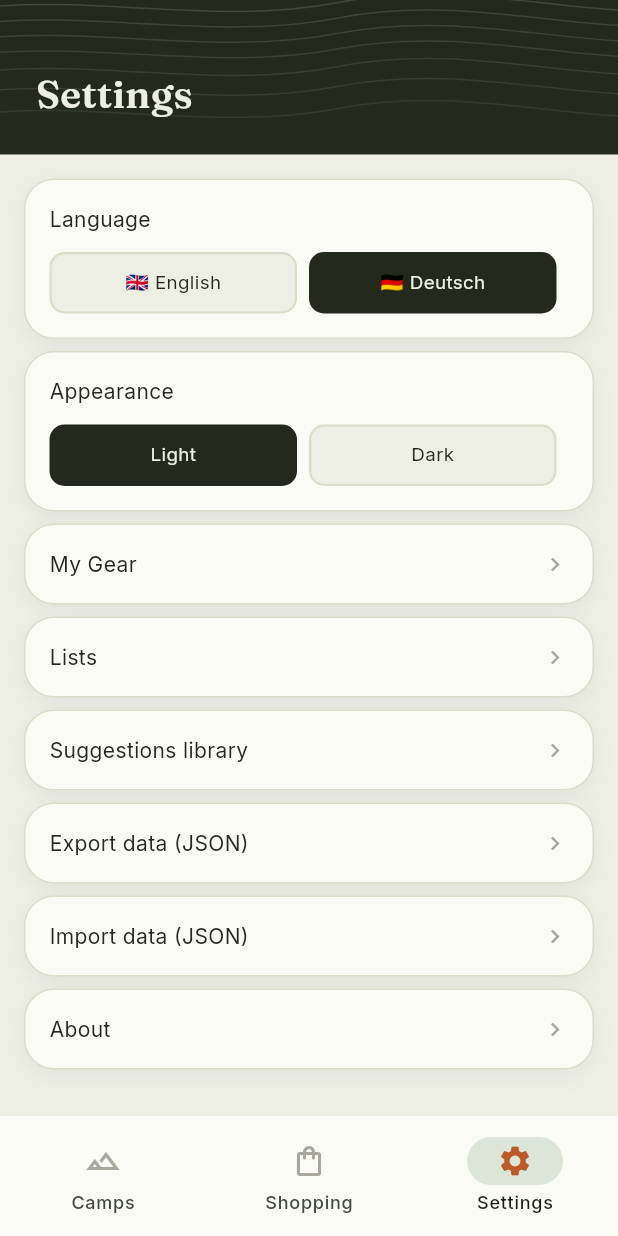
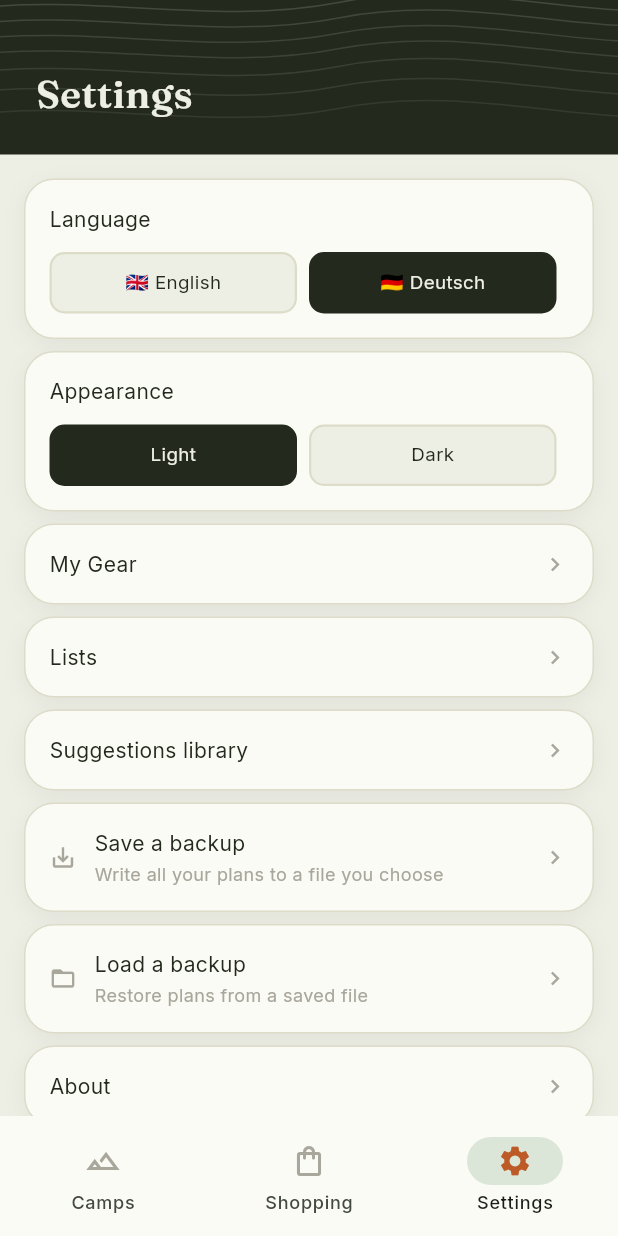
Before and after one commit to jubgyd/camping_gear_planner, a Flutter app: the screen it shows after launch, item 3 of the bottom bar chosen, on a phone screen of 412 x 824 dp. Run offline on Flutter 3.47's test engine with Material 3 defaults, Android fonts, the phone set to English and light mode, and no system bars; our stand-ins replace file_picker, flutter_riverpod, google_fonts, shared_preferences.

Commit message:
Add friendly Save/Load to file for plans
Surface the previously hidden JSON export/import as plain-language
"Save a backup" / "Load a backup". Extract the shared logic into
util/backup.dart and add per-trip "Save plan to file" (writes an
AppData with just that trip; loads back via merge).

- Camps screen: round backup button (Save/Load menu) next to +
- Settings: renamed rows with subtitles + icons
- Trip detail menu: "Save plan to file"

One test added for the single-trip save->load round-trip.

Co-Authored-By: Claude Opus 4.8 <noreply@anthropic.com>

```diff
--- a/lib/screens/settings_screen.dart
+++ b/lib/screens/settings_screen.dart
@@ -1,16 +1,10 @@
-import 'dart:convert';
-import 'dart:typed_data';
-
-import 'package:file_picker/file_picker.dart';
-import 'package:flutter/foundation.dart' show kIsWeb;
 import 'package:flutter/material.dart';
 import 'package:flutter_riverpod/flutter_riverpod.dart';
 
-import '../models/app_data.dart';
 import '../state/app_controller.dart';
 import '../theme/app_palette.dart';
 import '../theme/app_text.dart';
-import '../util/file_access.dart';
+import '../util/backup.dart';
 import '../util/motion.dart';
 import '../widgets/contour_header.dart';
 import '../widgets/ui_kit.dart';
@@ -80,12 +74,16 @@ class SettingsScreen extends ConsumerWidget {
                     ),
                     const SizedBox(height: 8),
                     _ActionRow(
-                        label: 'Export data (JSON)',
-                        onTap: () => _export(context, ref)),
+                        label: 'Save a backup',
+                        subtitle: 'Write all your plans to a file you choose',
+                        icon: Icons.save_alt,
+                        onTap: () => saveBackup(context, ref)),
                     const SizedBox(height: 8),
                     _ActionRow(
-                        label: 'Import data (JSON)',
-                        onTap: () => _import(context, ref)),
+                        label: 'Load a backup',
+                        subtitle: 'Restore plans from a saved file',
+                        icon: Icons.folder_open,
+                        onTap: () => loadBackup(context, ref)),
                     const SizedBox(height: 8),
                     _ActionRow(
                       label: 'About',
@@ -109,72 +107,6 @@ class SettingsScreen extends ConsumerWidget {
     );
   }
 
-  Future<void> _export(BuildContext context, WidgetRef ref) async {
-    final data = ref.read(appDataProvider).valueOrNull;
-    if (data == null) return;
-    final json = const JsonEncoder.withIndent('  ').convert(data.toJson());
-    final path = await FilePicker.platform.saveFile(
-      dialogTitle: 'Export Camp Gear data',
-      fileName: 'camp_gear_backup.json',
-      bytes: Uint8List.fromList(utf8.encode(json)),
-    );
-    if (path == null) return;
-    if (!kIsWeb && !isMobilePlatform) await saveTextFile(path, json);
-    if (context.mounted) {
-      ScaffoldMessenger.of(context)
-          .showSnackBar(const SnackBar(content: Text('Data exported')));
-    }
-  }
-
-  Future<void> _import(BuildContext context, WidgetRef ref) async {
-    final result = await FilePicker.platform.pickFiles(
-        type: FileType.custom, allowedExtensions: ['json'], withData: true);
-    final file = result?.files.firstOrNull;
-    if (file == null) return;
-
-    AppData incoming;
-    try {
-      final raw = file.bytes != null
-          ? utf8.decode(file.bytes!)
-          : await readTextFile(file.path!);
-      incoming = AppData.fromJson(jsonDecode(raw) as Map<String, dynamic>);
-    } catch (_) {
-      if (context.mounted) {
-        ScaffoldMessenger.of(context).showSnackBar(
-            const SnackBar(content: Text('Invalid or malformed JSON file')));
-      }
-      return;
-    }
-    if (!context.mounted) return;
-
-    final mode = await showDialog<String>(
-      context: context,
-      builder: (ctx) => AlertDialog(
-        title: const Text('Import mode'),
-        content: const Text(
-            'Replace all wipes current data. Merge adds trips/templates by id and skips duplicates.'),
-        actions: [
-          TextButton(onPressed: () => Navigator.pop(ctx), child: const Text('Cancel')),
-          TextButton(
-              onPressed: () => Navigator.pop(ctx, 'merge'), child: const Text('Merge')),
-          FilledButton(
-              onPressed: () => Navigator.pop(ctx, 'replace'),
-              child: const Text('Replace all')),
-        ],
-      ),
-    );
-    if (mode == null) return;
-
-    final c = ref.read(appDataProvider.notifier);
-    final count = mode == 'replace'
-        ? await c.replaceAll(incoming)
-        : await c.mergeFrom(incoming);
-    if (context.mounted) {
-      ScaffoldMessenger.of(context).showSnackBar(SnackBar(
-          content: Text(
-              mode == 'replace' ? 'Replaced with $count trips' : 'Merged $count new trips')));
-    }
-  }
 }
 
 class _CardSection extends StatelessWidget {
@@ -239,9 +171,16 @@ class _SegRow extends StatelessWidget {
 }
 
 class _ActionRow extends StatelessWidget {
-  const _ActionRow({required this.label, required this.onTap});
+  const _ActionRow({
+    required this.label,
+    required this.onTap,
+    this.subtitle,
+    this.icon,
+  });
   final String label;
   final VoidCallback onTap;
+  final String? subtitle;
+  final IconData? icon;
 
   @override
   Widget build(BuildContext context) {
@@ -250,9 +189,23 @@ class _ActionRow extends StatelessWidget {
       onTap: onTap,
       padding: const EdgeInsets.symmetric(horizontal: 16, vertical: 16),
       child: Row(
-        mainAxisAlignment: MainAxisAlignment.spaceBetween,
         children: [
-          Text(label, style: AppText.body(14, color: p.ink)),
+          if (icon != null) ...[
+            Icon(icon, size: 18, color: p.slate),
+            const SizedBox(width: 12),
+          ],
+          Expanded(
+            child: Column(
+              crossAxisAlignment: CrossAxisAlignment.start,
+              children: [
+                Text(label, style: AppText.body(14, color: p.ink)),
+                if (subtitle != null) ...[
+                  const SizedBox(height: 2),
+                  Text(subtitle!, style: AppText.body(12, color: p.slate)),
+                ],
+              ],
+            ),
+          ),
           Icon(Icons.chevron_right, size: 18, color: p.slate),
         ],
       ),
--- a/lib/screens/trip_detail_screen.dart
+++ b/lib/screens/trip_detail_screen.dart
@@ -9,6 +9,7 @@ import '../models/trip.dart';
 import '../state/app_controller.dart';
 import '../theme/app_palette.dart';
 import '../theme/app_text.dart';
+import '../util/backup.dart';
 import '../util/format.dart';
 import '../util/motion.dart';
 import '../widgets/budget_gauge.dart';
@@ -219,10 +220,14 @@ class _Header extends ConsumerWidget {
                     onFlash(trip.archived ? 'Trip restored' : 'Trip archived');
                   } else if (v == 'save_list') {
                     _saveAsList(context, c, trip);
+                  } else if (v == 'save_file') {
+                    saveTripToFile(context, ref, trip);
                   }
                 },
                 itemBuilder: (_) => [
                   const PopupMenuItem(value: 'share', child: Text('📤 Share checklist')),
+                  const PopupMenuItem(
+                      value: 'save_file', child: Text('💾 Save plan to file')),
                   const PopupMenuItem(
                       value: 'save_list', child: Text('📋 Save as list')),
                   PopupMenuItem(
```
Also changed, not shown: lib/screens/camps_screen.dart (+38 -1 lines), lib/util/backup.dart (added, +141 -0 lines), 1 other file.
